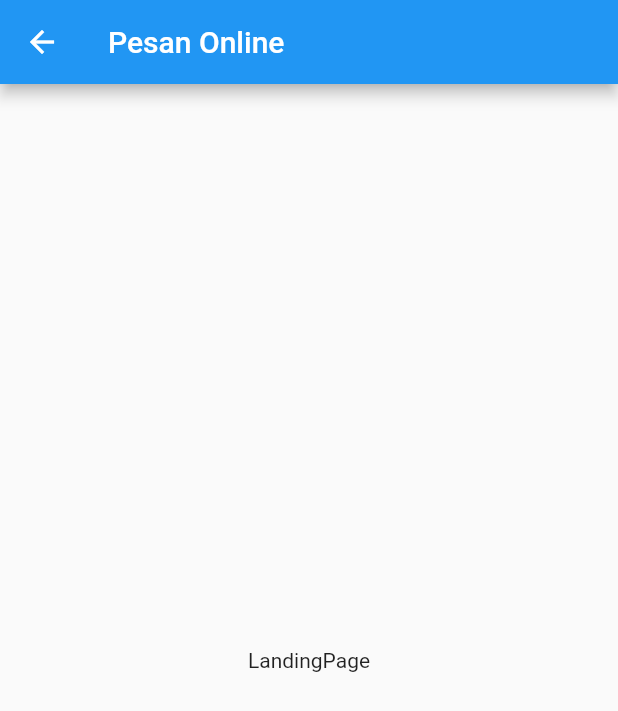
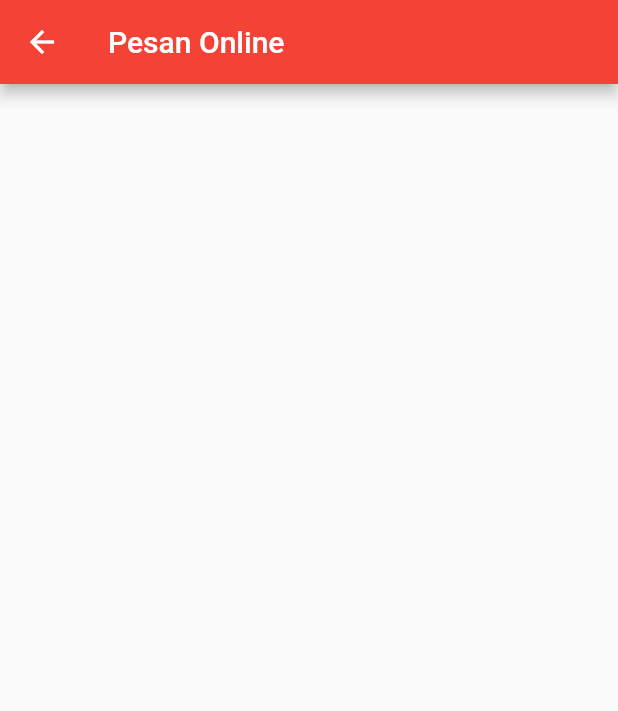
Before and after one commit to miftakhurrokhmah01/pesan-online, a Flutter app: the LandingPage screen opened directly, on a phone screen of 412 x 824 dp. Shown: the top 711 px of the screen. Run offline on Flutter 3.47's test engine with Material 2 defaults, Android fonts, the phone set to English and light mode, and no system bars.

Commit message:
mengubah landing page

```diff
--- a/lib/constans.dart
+++ b/lib/constans.dart
@@ -1,7 +1,7 @@
 import 'package:flutter/material.dart';
 
 class Palette {
-  static Color bg1 = Color.fromRGBO(0, 0, 102, 1);
-  static Color bg2 = Color.fromRGBO(0, 0, 110, 1);
-  static Color orange = Color(0xfff7892);
+  static Color bg1 = const Color.fromRGBO(0, 0, 102, 1);
+  static Color bg2 = const Color.fromRGBO(0, 0, 110, 1);
+  static Color orange = const Color(0x0fff7892);
 }
--- a/lib/main.dart
+++ b/lib/main.dart
@@ -7,13 +7,15 @@ void main() {
 
 class MyApp extends StatelessWidget {
   const MyApp({Key? key}) : super(key: key);
+
   @override
   Widget build(BuildContext context) {
+    dubugShowCheckedModeBanner:
+    false;
     return MaterialApp(
       title: 'Flutter Demo',
       theme: ThemeData(
-
-        primarySwatch: Colors.blue,
+        primarySwatch: Colors.red,
       ),
       home: LauncherPage(),
     );
--- a/lib/users/landingpage.dart
+++ b/lib/users/landingpage.dart
@@ -1,4 +1,9 @@
 import 'package:flutter/material.dart';
+import 'package:pesanan/users/akunpage.dart';
+import 'package:pesanan/users/beranda.dart';
+import 'package:pesanan/users/favoritepage.dart';
+import 'package:pesanan/users/keranjang.dart';
+import 'package:pesanan/users/transaksipage.dart';
 
 class LandingPage extends StatefulWidget {
   @override
@@ -6,19 +11,20 @@ class LandingPage extends StatefulWidget {
 }
 
 class _LandingPageState extends State<LandingPage> {
+  int _bottomNavCurrentIndex = 0;
+  List<Widget> container = [
+    new Beranda(),
+    new FavoritePage(),
+    new Keranjang(),
+    new TransaksiPage(),
+    new AkunPage(),
+  ];
+
   @override
   Widget build(BuildContext context) {
     return Scaffold(
       appBar: AppBar(
-        title: Text("Pesan Online"),
-      ),
-      body: Center (
-        child:
-            const Text (
-              "LandingPage",
-            ),
-
-
+        title: const Text("Pesan Online"),
       ),
     );
   }
```
Also changed, not shown: lib/launcher.dart (+32 -12 lines), lib/users/akunpage.dart (added, +22 -0 lines), lib/users/beranda.dart (added, +22 -0 lines), lib/users/favoritepage.dart (added, +22 -0 lines), lib/users/keranjang.dart (added, +22 -0 lines), lib/users/transaksipage.dart (added, +26 -0 lines).
